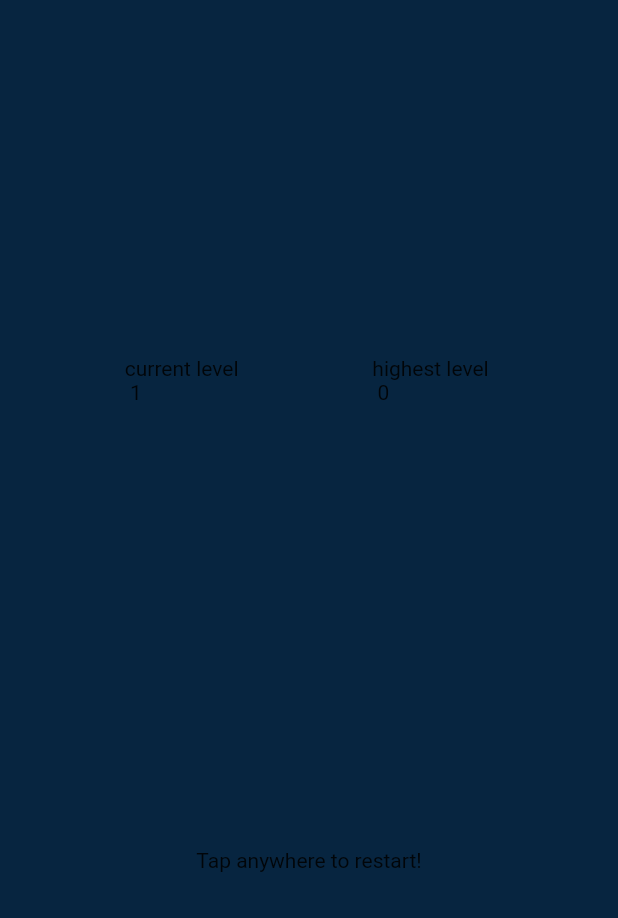
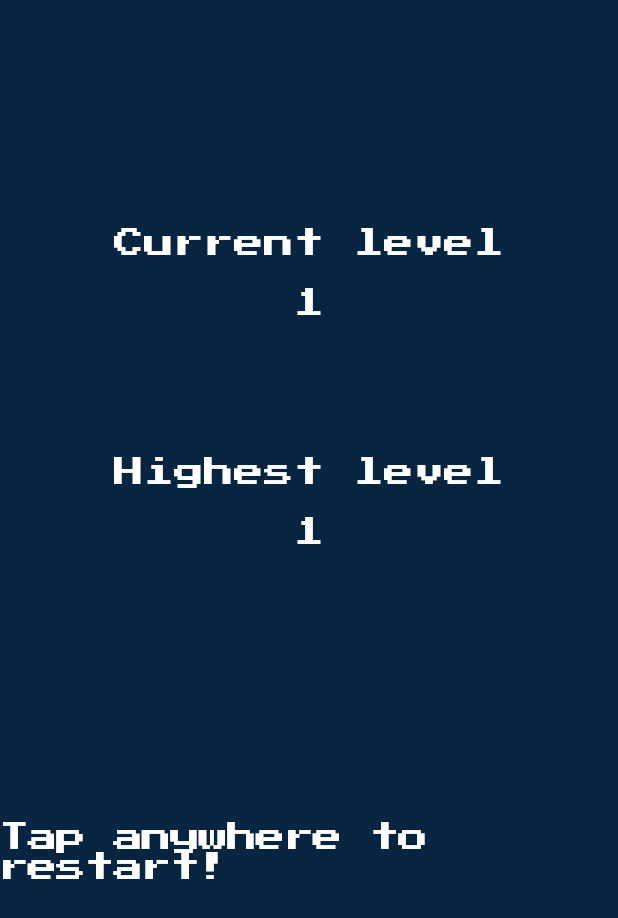
Before and after one commit to DhrupamP/Memorize, a Flutter app: the ResultPage screen opened by its route, on a phone screen of 412 x 824 dp. Shown: the top 918 px of the screen. Run offline on Flutter 3.47's test engine with Material 2 defaults, Android fonts, the phone set to English and light mode, and no system bars; our stand-ins replace google_fonts; missing offline and left inert: blinking_text.

Commit message:
modify result and game end , solve logical errors

```diff
--- a/lib/Comps/result/result_page.dart
+++ b/lib/Comps/result/result_page.dart
@@ -1,4 +1,5 @@
 import 'package:flutter/material.dart';
+import 'package:google_fonts/google_fonts.dart';
 import 'package:memorizegame/Styles/constants.dart';
 import 'package:memorizegame/globals.dart' as globals;
 
@@ -16,7 +17,7 @@ class _ResultPageState extends State<ResultPage> {
   Widget build(BuildContext context) {
     return GestureDetector(
       onTap: () {
-        globals.lvl = 0;
+        globals.lvl = 1;
         Navigator.popAndPushNamed(context, '/gamestart');
       },
       child: Scaffold(
@@ -24,21 +25,38 @@ class _ResultPageState extends State<ResultPage> {
         body: Stack(
           children: [
             Align(
-              alignment: Alignment(0.5, -0.4),
+              alignment: Alignment(0.0, -0.2),
               child: Container(
-                child: Text('highest level \n $bestlvl'),
+                child: Text(
+                  'Highest level \n \n$bestlvl',
+                  textAlign: TextAlign.center,
+                  style: GoogleFonts.pressStart2p(
+                      fontSize: 20, color: Colors.white),
+                ),
               ),
             ),
             Align(
-              alignment: Alignment(-0.5, -0.4),
+              alignment: Alignment(-0, -0.6),
               child: Container(
-                child: Text('current level \n $currlvl'),
+                child: Text(
+                  'Current level \n \n$currlvl',
+                  textAlign: TextAlign.center,
+                  style: GoogleFonts.pressStart2p(
+                      fontSize: 20, color: Colors.white),
+                ),
               ),
             ),
             Align(
               alignment: Alignment(0, 0.4),
               child: Container(
-                child: Text('Tap anywhere to restart!'),
+                child: Text(
+                  'Tap anywhere to restart!',
+                  style: GoogleFonts.pressStart2p(
+                    fontSize: 20,
+                    color: Colors.white,
+                    letterSpacing: -1,
+                  ),
+                ),
               ),
             ),
           ],
--- a/lib/globals.dart
+++ b/lib/globals.dart
@@ -1,4 +1,4 @@
 var qn;
 var ans;
 var lvl = 1;
-var bestlvl = 0;
+var bestlvl = 1;
--- a/pubspec.yaml
+++ b/pubspec.yaml
@@ -34,6 +34,8 @@ dependencies:
   # The following adds the Cupertino Icons font to your application.
   # Use with the CupertinoIcons class for iOS style icons.
   cupertino_icons: ^1.0.2
+  google_fonts: ^2.1.0
+  blinking_text: ^1.0.1+2
 
 dev_dependencies:
   flutter_test:
```
Also changed, not shown: lib/Comps/Home/home.dart (+8 -4 lines), lib/Comps/game_end/game_end.dart (+29 -4 lines), lib/Comps/game_start/game_start.dart (+15 -4 lines), pubspec.lock.
